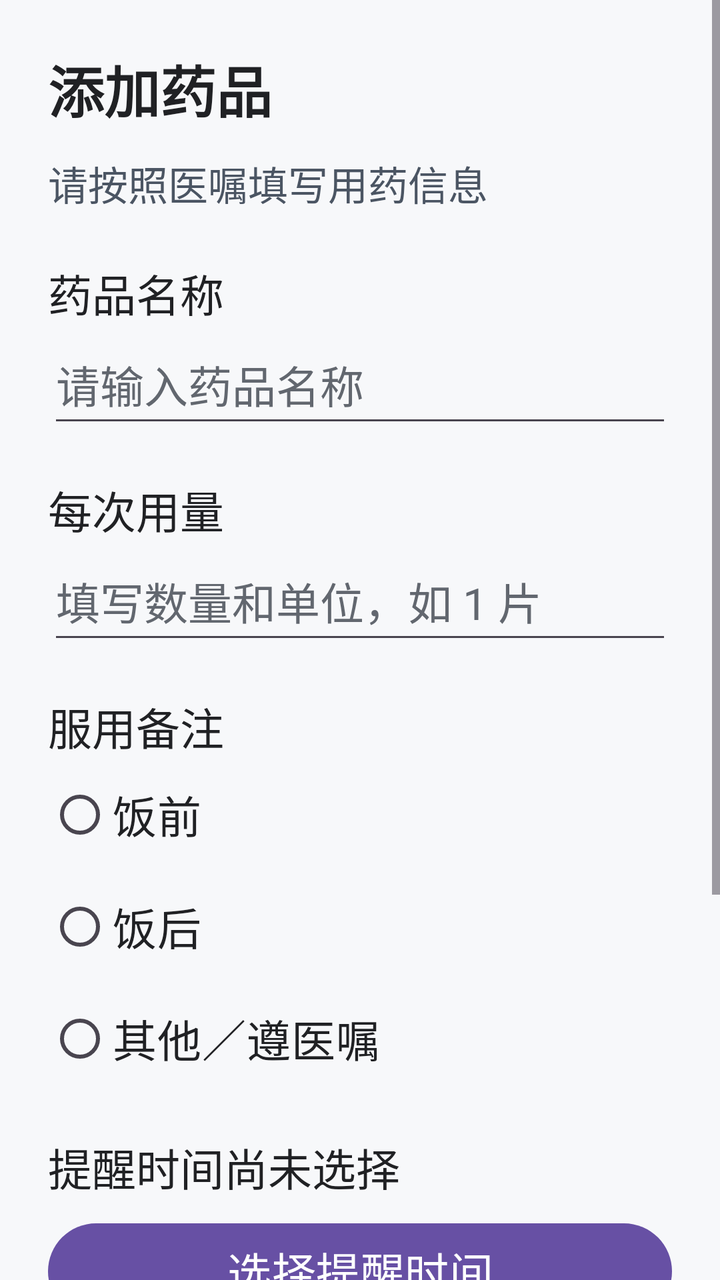
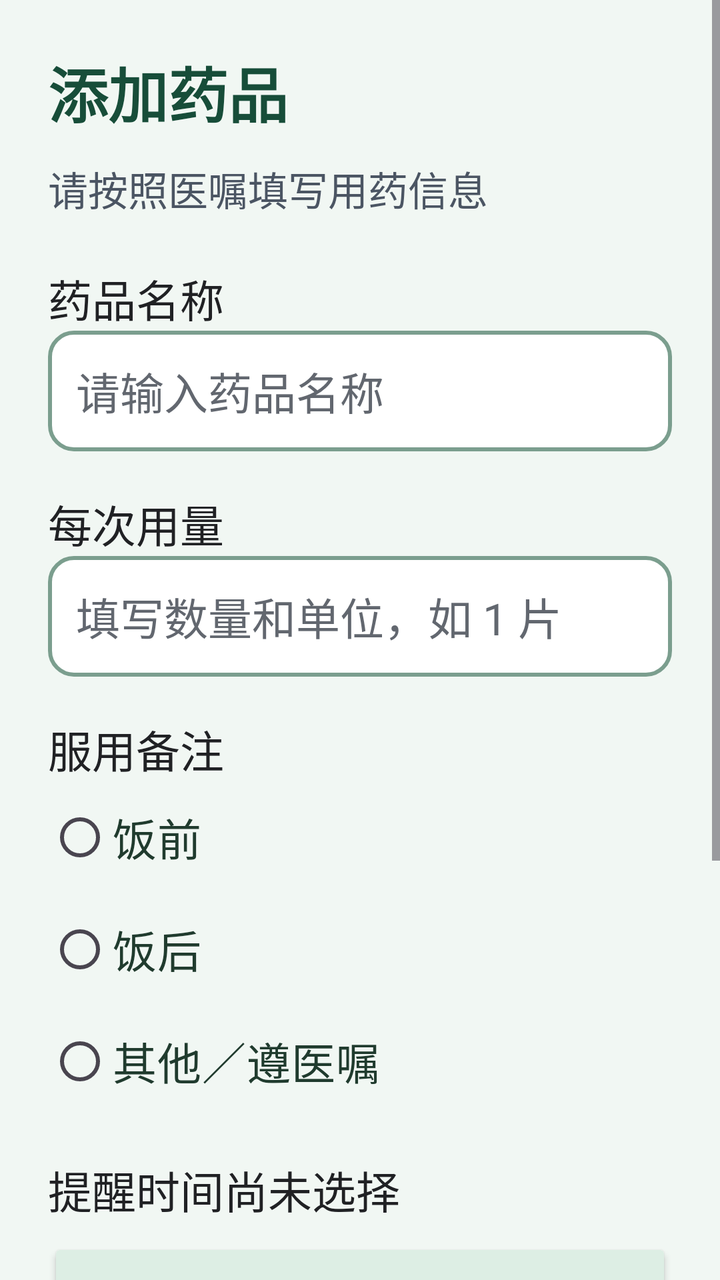

An Android layout rendered at two revisions. The XML below is the earlier revision; the diff shows what the commit changed to produce the second picture.
<!-- AndroidManifest.xml: application theme Theme.MedicineReminder -->
<!-- res/layout/activity_add_medicine.xml -->
<?xml version="1.0" encoding="utf-8"?>
<ScrollView xmlns:android="http://schemas.android.com/apk/res/android"
    android:id="@+id/main"
    android:layout_width="match_parent"
    android:layout_height="match_parent"
    android:fillViewport="true"
    android:background="#F7F8FA">

    <LinearLayout
        android:layout_width="match_parent"
        android:layout_height="wrap_content"
        android:orientation="vertical"
        android:padding="24dp">

        <TextView
            android:id="@+id/tvPageTitle"
            android:layout_width="match_parent"
            android:layout_height="wrap_content"
            android:text="添加药品"
            android:textSize="28sp"
            android:textStyle="bold"
            android:textColor="#202124" />

        <TextView
            android:layout_width="match_parent"
            android:layout_height="wrap_content"
            android:layout_marginTop="12dp"
            android:text="请按照医嘱填写用药信息"
            android:textSize="20sp"
            android:textColor="#4B5563" />

        <TextView
            android:layout_width="match_parent"
            android:layout_height="wrap_content"
            android:layout_marginTop="24dp"
            android:labelFor="@id/etMedicineName"
            android:text="药品名称"
            android:textSize="22sp"
            android:textColor="#202124" />

        <EditText
            android:id="@+id/etMedicineName"
            android:layout_width="match_parent"
            android:layout_height="wrap_content"
            android:minHeight="56dp"
            android:hint="请输入药品名称"
            android:inputType="text"
            android:maxLines="1"
            android:textSize="22sp"
            android:textColor="#202124"
            android:textColorHint="#62676F" />

        <TextView
            android:layout_width="match_parent"
            android:layout_height="wrap_content"
            android:layout_marginTop="20dp"
            android:labelFor="@id/etDose"
            android:text="每次用量"
            android:textSize="22sp"
            android:textColor="#202124" />

        <EditText
            android:id="@+id/etDose"
            android:layout_width="match_parent"
            android:layout_height="wrap_content"
            android:minHeight="56dp"
            android:hint="填写数量和单位，如 1 片"
            android:inputType="text"
            android:maxLines="1"
            android:textSize="22sp"
            android:textColor="#202124"
            android:textColorHint="#62676F" />

        <TextView
            android:layout_width="match_parent"
            android:layout_height="wrap_content"
            android:layout_marginTop="20dp"
            android:text="服用备注"
            android:textSize="22sp"
            android:textColor="#202124" />

        <RadioGroup
            android:id="@+id/rgMeal"
            android:layout_width="match_parent"
            android:layout_height="wrap_content"
            android:orientation="vertical">

            <RadioButton
                android:id="@+id/rbBeforeMeal"
                android:layout_width="match_parent"
                android:layout_height="wrap_content"
                android:minHeight="56dp"
                android:text="饭前"
                android:textSize="22sp"
                android:textColor="#202124" />

            <RadioButton
                android:id="@+id/rbAfterMeal"
                android:layout_width="match_parent"
                android:layout_height="wrap_content"
                android:minHeight="56dp"
                android:text="饭后"
                android:textSize="22sp"
                android:textColor="#202124" />

            <RadioButton
                android:id="@+id/rbOther"
                android:layout_width="match_parent"
                android:layout_height="wrap_content"
                android:minHeight="56dp"
                android:text="其他／遵医嘱"
                android:textSize="22sp"
                android:textColor="#202124" />

        </RadioGroup>
        <TextView
            android:id="@+id/tvReminderTime"
            android:layout_width="match_parent"
            android:layout_height="wrap_content"
            android:layout_marginTop="20dp"
            android:text="提醒时间尚未选择"
            android:textSize="22sp"
            android:textColor="#202124"/>
        <Button
            android:id="@+id/btnChooseTime"
            android:layout_width="match_parent"
            android:layout_height="wrap_content"
            android:minHeight="56dp"
            android:layout_marginTop="8dp"
            android:text="选择提醒时间"
            android:textSize="22sp" />

        <CheckBox
            android:id="@+id/cbDaily"
            android:layout_width="match_parent"
            android:layout_height="wrap_content"
            android:minHeight="56dp"
            android:layout_marginTop="16dp"
            android:text="每天重复提醒"
            android:textSize="22sp"
            android:textColor="#202124" />

        <Button
            android:id="@+id/btnCheck"
            android:layout_width="match_parent"
            android:layout_height="wrap_content"
            android:minHeight="56dp"
            android:layout_marginTop="24dp"
            android:text="检查用药信息"
            android:textSize="22sp" />

        <TextView
            android:id="@+id/tvPreview"
            android:layout_width="match_parent"
            android:layout_height="wrap_content"
            android:layout_marginTop="20dp"
            android:accessibilityLiveRegion="polite"
            android:textSize="22sp"
            android:textColor="#202124"
            android:visibility="gone" />
        <Button
            android:id="@+id/btnSaveMedicine"
            android:layout_width="match_parent"
            android:layout_height="wrap_content"
            android:minHeight="56dp"
            android:layout_marginTop="20dp"
            android:text="保存用药计划"
            android:textSize="22sp"
            />

    </LinearLayout>
</ScrollView>
<!-- resources referenced by this layout -->
<resources>
  <style name="Theme.MedicineReminder" parent="Base.Theme.MedicineReminder" />
  <style name="Base.Theme.MedicineReminder" parent="Theme.Material3.DayNight.NoActionBar">
          
          
      </style>
</resources>

<!-- the commit's change to res/layout/activity_add_medicine.xml (unified diff, before → after) -->
@@ -4,7 +4,7 @@
     android:layout_width="match_parent"
     android:layout_height="match_parent"
     android:fillViewport="true"
-    android:background="#F7F8FA">
+    android:background="#F1F7F3">
 
     <LinearLayout
         android:layout_width="match_parent"
@@ -17,9 +17,9 @@
             android:layout_width="match_parent"
             android:layout_height="wrap_content"
             android:text="添加药品"
-            android:textSize="28sp"
-            android:textStyle="bold"
-            android:textColor="#202124" />
+            android:textColor="#174D39"
+            android:textSize="30sp"
+            android:textStyle="bold" />
 
         <TextView
             android:layout_width="match_parent"
@@ -48,7 +48,8 @@
             android:maxLines="1"
             android:textSize="22sp"
             android:textColor="#202124"
-            android:textColorHint="#62676F" />
+            android:textColorHint="#62676F"
+            style="@style/MedicineInput"/>
 
         <TextView
             android:layout_width="match_parent"
@@ -57,7 +58,8 @@
             android:labelFor="@id/etDose"
             android:text="每次用量"
             android:textSize="22sp"
-            android:textColor="#202124" />
+            android:textColor="#202124"
+            />
 
         <EditText
             android:id="@+id/etDose"
@@ -69,7 +71,8 @@
             android:maxLines="1"
             android:textSize="22sp"
             android:textColor="#202124"
-            android:textColorHint="#62676F" />
+            android:textColorHint="#62676F"
+            style="@style/MedicineInput"/>
 
         <TextView
             android:layout_width="match_parent"
@@ -89,10 +92,12 @@
                 android:id="@+id/rbBeforeMeal"
                 android:layout_width="match_parent"
                 android:layout_height="wrap_content"
-                android:minHeight="56dp"
                 android:text="饭前"
                 android:textSize="22sp"
-                android:textColor="#202124" />
+                android:buttonTint="#246B50"
+                android:textColor="#203B2E"
+                android:minHeight="56dp"
+                />
 
             <RadioButton
                 android:id="@+id/rbAfterMeal"
@@ -101,7 +106,9 @@
                 android:minHeight="56dp"
                 android:text="饭后"
                 android:textSize="22sp"
-                android:textColor="#202124" />
+                android:buttonTint="#246B50"
+                android:textColor="#203B2E"
+                />
 
             <RadioButton
                 android:id="@+id/rbOther"
@@ -110,7 +117,8 @@
                 android:minHeight="56dp"
                 android:text="其他／遵医嘱"
                 android:textSize="22sp"
-                android:textColor="#202124" />
+                android:buttonTint="#246B50"
+                android:textColor="#203B2E" />
 
         </RadioGroup>
         <TextView
@@ -123,6 +131,7 @@
             android:textColor="#202124"/>
         <Button
             android:id="@+id/btnChooseTime"
+            style="@style/MedicineSecondaryButton"
             android:layout_width="match_parent"
             android:layout_height="wrap_content"
             android:minHeight="56dp"
@@ -138,10 +147,14 @@
             android:layout_marginTop="16dp"
             android:text="每天重复提醒"
             android:textSize="22sp"
-            android:textColor="#202124" />
+            android:buttonTint="#246B50"
+            android:textColor="#203B2E"
+
+            />
 
         <Button
             android:id="@+id/btnCheck"
+            style="@style/MedicineSecondaryButton"
             android:layout_width="match_parent"
             android:layout_height="wrap_content"
             android:minHeight="56dp"
@@ -160,6 +173,7 @@
             android:visibility="gone" />
         <Button
             android:id="@+id/btnSaveMedicine"
+            style="@style/MedicineSecondaryButton"
             android:layout_width="match_parent"
             android:layout_height="wrap_content"
             android:minHeight="56dp"
<!-- resource entries referenced after the edit -->
@@ -1,6 +1,45 @@
 <!-- resources referenced by this layout -->
 <resources>
+  <style name="MedicineInput">
+          <item name="android:textSize">22sp</item>
+          <item name="android:textColor">#203B2E</item>
+          <item name="android:textColorHint">#596D62</item>
+          <item name="android:minHeight">60dp</item>
+          <item name="android:padding">14dp</item>
+          <item name="android:background">@drawable/bg_medicine_input</item>
+          <item name="backgroundTint">@null</item>
+          <item name="android:backgroundTint">@null</item>
+      </style>
+  <style name="MedicineSecondaryButton" parent="MedicinePrimaryButton">
+          <item name="android:textColor">#174D39</item>
+          <item name="backgroundTint">#DDEEE4</item>
+          <item name="android:backgroundTint">#DDEEE4</item>
+      </style>
   <style name="Theme.MedicineReminder" parent="Base.Theme.MedicineReminder" />
+  <!-- drawable bg_medicine_input (drawable) -->
+  <?xml version="1.0" encoding="utf-8"?>
+  <shape xmlns:android="http://schemas.android.com/apk/res/android"
+      android:shape="rectangle">
+  
+      <solid android:color="#FFFFFF" />
+  
+      <corners android:radius="12dp" />
+  
+      <stroke
+          android:width="2dp"
+          android:color="#7B9E8E" />
+  
+  </shape>
+  <style name="MedicinePrimaryButton" parent="Widget.AppCompat.Button">
+          <item name="android:textSize">22sp</item>
+          <item name="android:textStyle">bold</item>
+          <item name="android:textColor">#FFFFFF</item>
+          <item name="android:textAllCaps">false</item>
+          <item name="android:minHeight">60dp</item>
+          <item name="android:padding">12dp</item>
+          <item name="backgroundTint">#246B50</item>
+          <item name="android:backgroundTint">#246B50</item>
+      </style>
   <style name="Base.Theme.MedicineReminder" parent="Theme.Material3.DayNight.NoActionBar">
           
           
